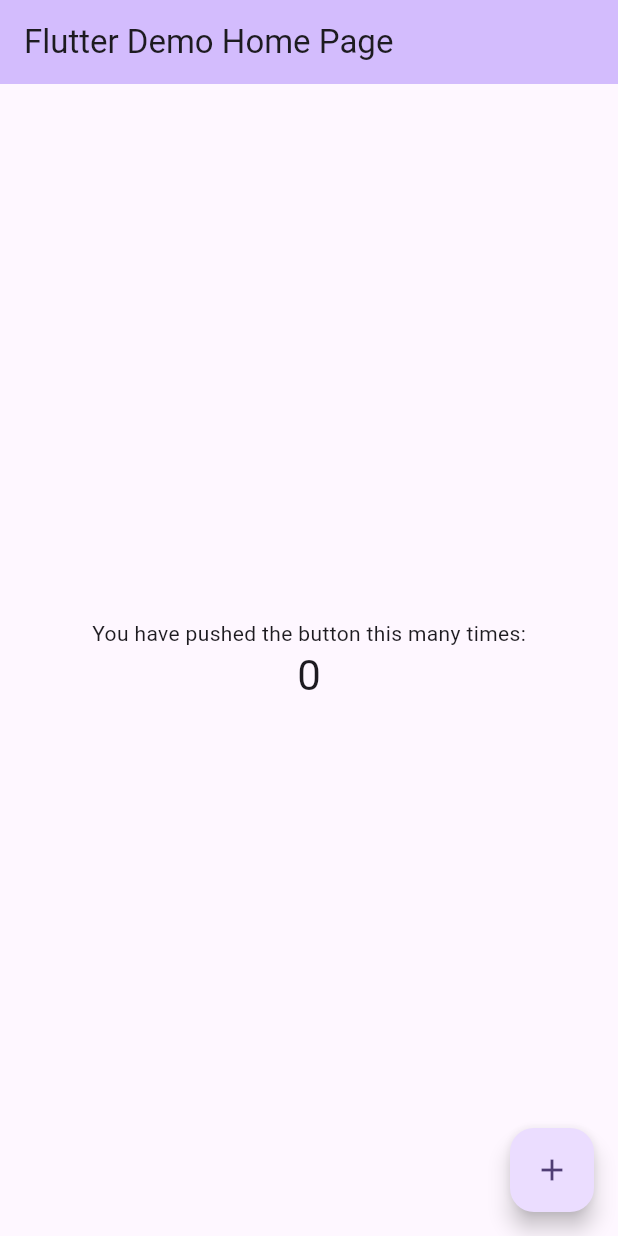
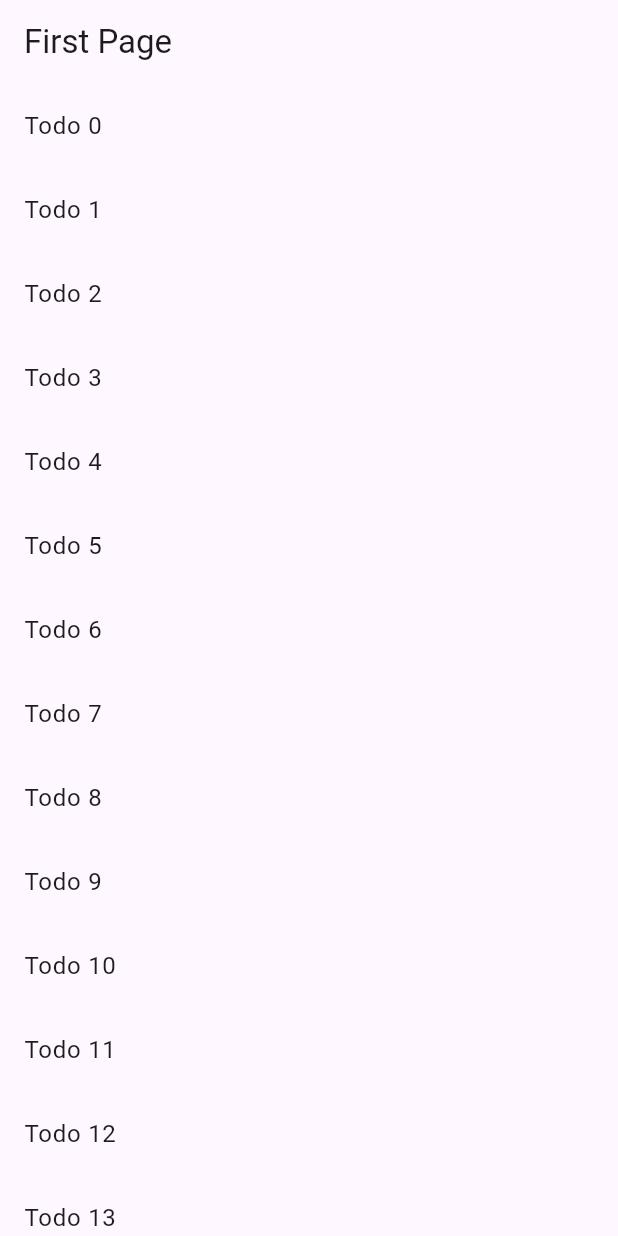
Before and after one commit to minhtamldt/FlutterOrigin, a Flutter app: the screen it shows after launch, on a phone screen of 412 x 824 dp. Run offline on Flutter 3.47's test engine with Material 2 defaults, Android fonts, the phone set to English and light mode, and no system bars.

Commit message:
add demo pass data

```diff
--- a/flutter_origin/lib/app.dart
+++ b/flutter_origin/lib/app.dart
@@ -1,5 +1,5 @@
 import 'package:flutter/material.dart';
-import 'package:flutter_origin/widgets/pages/main_pages/main_page.dart';
+import 'package:flutter_origin/widgets/pages/navigator/sub/first_page.dart';
 
 class OriginApp extends StatelessWidget {
   const OriginApp({super.key});
@@ -28,7 +28,8 @@ class OriginApp extends StatelessWidget {
         colorScheme: ColorScheme.fromSeed(seedColor: Colors.deepPurple),
         useMaterial3: true,
       ),
-      home: const MainPage(title: 'Flutter Demo Home Page'),
+      // home: const MainPage(title: 'Flutter Demo Home Page'),
+      home: FristPage(),
     );
   }
 }
--- /dev/null
+++ b/flutter_origin/lib/models/todo.dart
@@ -0,0 +1,14 @@
+class Todo {
+  static final MockupDatas = List.generate(
+    20,
+    (i) => Todo(
+      'Todo $i',
+      'A description of what needs to be done for Todo $i',
+    ),
+  );
+
+  final String title;
+  final String description;
+
+  Todo(this.title, this.description);
+}
--- /dev/null
+++ b/flutter_origin/lib/widgets/pages/navigator/sub/first_page.dart
@@ -0,0 +1,39 @@
+import 'package:flutter/material.dart';
+import 'package:flutter_origin/models/todo.dart';
+import 'package:flutter_origin/widgets/base_stateful_widget.dart';
+import 'package:flutter_origin/widgets/pages/navigator/sub/second_page.dart';
+
+class FristPage extends BaseStatefulWidget {
+  FristPage({super.key});
+
+  @override
+  State<FristPage> createState() => _FristPageState();
+}
+
+class _FristPageState extends State<FristPage> {
+  final List<Todo> _todos = Todo.MockupDatas;
+  @override
+  Widget build(BuildContext context) {
+    return Scaffold(
+      appBar: AppBar(
+        title: const Text('First Page'),
+      ),
+      body: ListView.builder(
+        itemCount: _todos.length,
+        itemBuilder: (context, index) {
+          return ListTile(
+            title: Text(_todos[index].title),
+            onTap: () {
+              Navigator.push(
+                context,
+                MaterialPageRoute(
+                  builder: (context) => SecondPage(todo: _todos[index]),
+                ),
+              );
+            },
+          );
+        },
+      ),
+    );
+  }
+}
--- /dev/null
+++ b/flutter_origin/lib/widgets/pages/navigator/sub/second_page.dart
@@ -0,0 +1,27 @@
+import 'package:flutter/material.dart';
+import 'package:flutter_origin/models/todo.dart';
+import 'package:flutter_origin/widgets/base_stateful_widget.dart';
+
+class SecondPage extends BaseStatefulWidget {
+  // Declare a field that holds the Todo.
+  final Todo todo;
+  SecondPage({super.key, required this.todo});
+
+  @override
+  State<SecondPage> createState() => _SecondPageState();
+}
+
+class _SecondPageState extends State<SecondPage> {
+  @override
+  Widget build(BuildContext context) {
+    return Scaffold(
+      appBar: AppBar(
+        title: Text(widget.todo.title),
+      ),
+      body: Padding(
+        padding: const EdgeInsets.all(16),
+        child: Text(widget.todo.description),
+      ),
+    );
+  }
+}
```
